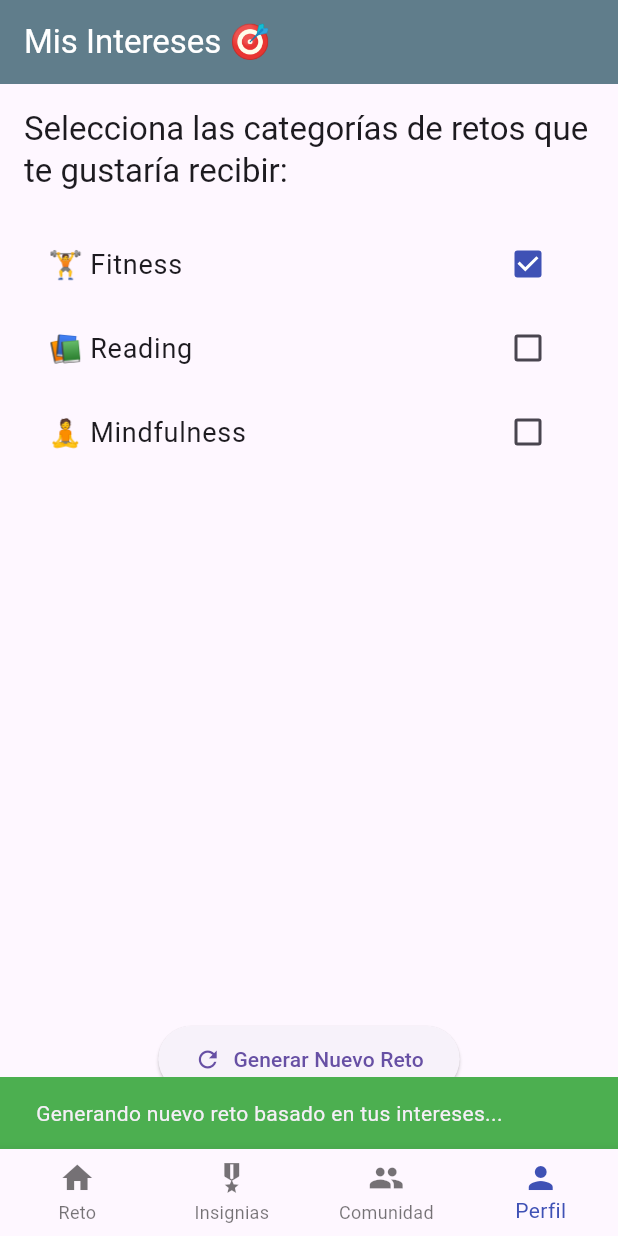
After one commit to JTastico/Retos_Diarios, a Flutter app: the screen it shows after launch, item 4 of the bottom bar chosen, after a tap on "Generar Nuevo Reto", on a phone screen of 412 x 824 dp. The commit adds this screen. Run offline on Flutter 3.47's test engine with Material 3 defaults, Android fonts, the phone set to English and light mode, and no system bars; our stand-ins replace confetti, flutter_svg, google_generative_ai, shared_preferences; accounts and stored records are empty; network calls fail.

Commit message:
cambiar de reto con boton

````diff
--- a/lib/controllers/challenge_controller.dart
+++ b/lib/controllers/challenge_controller.dart
@@ -1,6 +1,5 @@
 // lib/controllers/challenge_controller.dart
 
-import 'dart:math';
 import 'package:flutter/material.dart';
 import 'package:confetti/confetti.dart';
 import '../models/challenge.dart';
@@ -33,9 +32,10 @@ class ChallengeController with ChangeNotifier {
     notifyListeners();
 
     _userProgress = await _storageService.loadUserProgress();
-    _dailyChallenge = await _challengeService.getDailyChallenge();
 
-    // Verificar si el reto de hoy ya fue completado
+    // Pasamos las preferencias del usuario al servicio
+    _dailyChallenge = await _challengeService.getDailyChallenge(_userProgress!.preferredChallengeTypes);
+
     if (_dailyChallenge != null) {
       _isChallengeCompletedToday = _userProgress!.completedChallengeIds.contains(_dailyChallenge!.id);
     }
@@ -44,33 +44,35 @@ class ChallengeController with ChangeNotifier {
     notifyListeners();
   }
 
+  Future<void> updatePreferredTypes(Set<ChallengeType> newTypes) async {
+      if (_userProgress == null) return;
+      _userProgress = UserProgress(
+        completedChallengeIds: _userProgress!.completedChallengeIds,
+        unlockedBadgeIds: _userProgress!.unlockedBadgeIds,
+        preferredChallengeTypes: newTypes,
+      );
+      await _storageService.saveUserProgress(_userProgress!);
+      notifyListeners();
+  }
+
   Future<void> completeChallenge() async {
     if (_dailyChallenge == null || _userProgress == null || _isChallengeCompletedToday) return;
 
-    // Actualizar estado local
     _userProgress!.completedChallengeIds.add(_dailyChallenge!.id);
     _isChallengeCompletedToday = true;
 
-    // Lógica para desbloquear insignias
     _checkAndUnlockBadges();
 
-    // Guardar progreso
     await _storageService.saveUserProgress(_userProgress!);
 
-    // Activar animación
     confettiController.play();
-
-    // Notificar a la UI
     notifyListeners();
   }
 
   void _checkAndUnlockBadges() {
-    // Insignia: Primer reto completado
     if (_userProgress!.completedChallengeIds.length == 1) {
       _userProgress!.unlockedBadgeIds.add('first_challenge');
     }
-
-    // Insignia: Racha de 5 días (lógica simplificada)
     if (_userProgress!.completedChallengeIds.length >= 5) {
        _userProgress!.unlockedBadgeIds.add('five_day_streak');
     }
--- a/lib/main.dart
+++ b/lib/main.dart
@@ -6,6 +6,7 @@ import 'controllers/challenge_controller.dart';
 import 'views/home_screen.dart';
 import 'views/badges_screen.dart';
 import 'views/community_screen.dart';
+import 'views/profile_screen.dart'; // Importamos la nueva pantalla
 
 void main() {
   runApp(
@@ -26,10 +27,12 @@ class RetosDiariosApp extends StatefulWidget {
 class _RetosDiariosAppState extends State<RetosDiariosApp> {
   int _selectedIndex = 0;
 
+  // Añadimos la ProfileScreen a la lista de widgets
   static const List<Widget> _widgetOptions = <Widget>[
     HomeScreen(),
     BadgesScreen(),
     CommunityScreen(),
+    ProfileScreen(), // Nueva pantalla
   ];
 
   void _onItemTapped(int index) {
@@ -52,6 +55,9 @@ class _RetosDiariosAppState extends State<RetosDiariosApp> {
           child: _widgetOptions.elementAt(_selectedIndex),
         ),
         bottomNavigationBar: BottomNavigationBar(
+          // Importante: para más de 3 items, el tipo cambia a shifting por defecto
+          // Lo forzamos a 'fixed' para mantener un diseño consistente.
+          type: BottomNavigationBarType.fixed,
           items: const <BottomNavigationBarItem>[
             BottomNavigationBarItem(
               icon: Icon(Icons.home),
@@ -65,6 +71,10 @@ class _RetosDiariosAppState extends State<RetosDiariosApp> {
               icon: Icon(Icons.people),
               label: 'Comunidad',
             ),
+             BottomNavigationBarItem( // Nuevo item de navegación
+              icon: Icon(Icons.person),
+              label: 'Perfil',
+            ),
           ],
           currentIndex: _selectedIndex,
           selectedItemColor: Colors.indigo,
--- a/lib/models/user_progress.dart
+++ b/lib/models/user_progress.dart
@@ -1,11 +1,15 @@
 // lib/models/user_progress.dart
+
+import 'challenge.dart';
 
 class UserProgress {
   final Set<String> completedChallengeIds;
   final Set<String> unlockedBadgeIds;
+  final Set<ChallengeType> preferredChallengeTypes;
 
   UserProgress({
     required this.completedChallengeIds,
     required this.unlockedBadgeIds,
+    required this.preferredChallengeTypes,
   });
 }
--- a/lib/services/challenge_service.dart
+++ b/lib/services/challenge_service.dart
@@ -1,25 +1,70 @@
 // lib/services/challenge_service.dart
 
 import 'dart:convert';
+import 'package:google_generative_ai/google_generative_ai.dart';
 import '../models/challenge.dart';
+import '../config.dart'; // Importamos nuestra API Key
 
-// Simula una llamada a una API
 class ChallengeService {
-  Future<Challenge> getDailyChallenge() async {
-    // Simulamos un retraso de red
-    await Future.delayed(const Duration(seconds: 1));
+  // Modelo de Gemini a utilizar
+  final _model = GenerativeModel(model: 'gemini-1.5-flash', apiKey: geminiApiKey);
 
-    // En una app real, esto vendría de una petición HTTP (ej: http.get(...))
-    // Usamos datos falsos para el ejemplo.
+  Future<Challenge> getDailyChallenge(Set<ChallengeType> preferredTypes) async {
     final today = DateTime.now();
-    final mockResponse = {
-      "id": "challenge_${today.year}_${today.month}_${today.day}",
-      "title": "Reto de Lectura 📖",
-      "description": "Lee 20 páginas de cualquier libro. ¡Alimenta tu mente y expande tus horizontes!",
-      "type": "reading",
-      "date": today.toIso8601String(),
-    };
+    try {
+      // 1. Crear el prompt para Gemini
+      final preferredTypesString = preferredTypes.map((e) => e.name).join(', ');
+      final prompt = """
+      Genera un único reto creativo y motivador para un usuario interesado en las siguientes categorías: $preferredTypesString.
+      El reto debe ser realizable en un solo día.
+      Proporciona la respuesta exclusivamente como un objeto JSON válido con las siguientes claves:
+      - "title": un título corto y pegadizo que incluya un emoji apropiado.
+      - "description": una descripción de 1 a 2 frases.
+      - "type": una de las siguientes cadenas de texto que corresponda a la categoría del reto: 'fitness', 'reading', 'mindfulness'.
 
-    return Challenge.fromJson(mockResponse);
+      No incluyas texto adicional ni formato markdown fuera del objeto JSON.
+      Ejemplo de respuesta:
+      {
+        "title": "Paseo Consciente 🌳",
+        "description": "Realiza una caminata de 15 minutos prestando total atención a tu entorno, los sonidos y tu respiración.",
+        "type": "mindfulness"
+      }
+      """;
+
+      // 2. Realizar la llamada a la API
+      final response = await _model.generateContent([Content.text(prompt)]);
+
+      // 3. Limpiar y decodificar la respuesta JSON
+      final cleanedResponse = response.text!.replaceAll('```json', '').replaceAll('```', '').trim();
+      final jsonResponse = jsonDecode(cleanedResponse);
+
+      // 4. Crear el objeto Challenge a partir de la respuesta
+      return Challenge(
+        id: "challenge_${today.year}_${today.month}_${today.day}",
+        title: jsonResponse['title'] ?? 'Reto Misterioso',
+        description: jsonResponse['description'] ?? 'Hoy, sorpréndete a ti mismo.',
+        type: ChallengeType.values.firstWhere(
+          (e) => e.name == jsonResponse['type'],
+          orElse: () => preferredTypes.first, // Fallback al primer tipo preferido
+        ),
+        date: today,
+      );
+
+    } catch (e) {
+      // Si la API falla, devolver un reto de fallback
+      print('Error al llamar a la API de Gemini: $e');
+      return _getFallbackChallenge(today, preferredTypes.first);
+    }
+  }
+
+  // Reto de emergencia si la API falla
+  Challenge _getFallbackChallenge(DateTime date, ChallengeType type) {
+    return Challenge(
+      id: "fallback_${date.year}_${date.month}_${date.day}",
+      title: "Reto de Respaldo ⚙️",
+      description: "La conexión con nuestro generador de retos falló. ¡Intenta meditar por 5 minutos y vuelve a intentarlo más tarde!",
+      type: type,
+      date: date,
+    );
   }
 }
--- a/lib/services/storage_service.dart
+++ b/lib/services/storage_service.dart
@@ -2,24 +2,43 @@
 
 import 'package:shared_preferences/shared_preferences.dart';
 import '../models/user_progress.dart';
+import '../models/challenge.dart';
 
 class StorageService {
   static const _completedKey = 'completed_challenges';
   static const _badgesKey = 'unlocked_badges';
+  static const _prefsKey = 'preferred_types';
 
   Future<void> saveUserProgress(UserProgress progress) async {
     final prefs = await SharedPreferences.getInstance();
     await prefs.setStringList(_completedKey, progress.completedChallengeIds.toList());
     await prefs.setStringList(_badgesKey, progress.unlockedBadgeIds.toList());
+
+    // Guardar las preferencias como una lista de strings
+    final prefStrings = progress.preferredChallengeTypes.map((e) => e.name).toList();
+    await prefs.setStringList(_prefsKey, prefStrings);
   }
 
   Future<UserProgress> loadUserProgress() async {
     final prefs = await SharedPreferences.getInstance();
     final completed = prefs.getStringList(_completedKey) ?? [];
     final badges = prefs.getStringList(_badgesKey) ?? [];
+    final prefStrings = prefs.getStringList(_prefsKey) ?? [];
+
+    // Cargar las preferencias y convertirlas de string a ChallengeType
+    final preferences = prefStrings.map((name) {
+      return ChallengeType.values.firstWhere((e) => e.name == name, orElse: () => ChallengeType.fitness);
+    }).toSet();
+
+    // Si no hay preferencias guardadas, se añade una por defecto.
+    if (preferences.isEmpty) {
+        preferences.add(ChallengeType.fitness);
+    }
+
     return UserProgress(
       completedChallengeIds: completed.toSet(),
       unlockedBadgeIds: badges.toSet(),
+      preferredChallengeTypes: preferences,
     );
   }
 }
--- a/lib/views/home_screen.dart
+++ b/lib/views/home_screen.dart
@@ -1,6 +1,5 @@
 // lib/views/home_screen.dart
 
-import 'dart:math';
 import 'package:flutter/material.dart';
 import 'package:provider/provider.dart';
 import 'package:confetti/confetti.dart';
@@ -11,6 +10,7 @@ class HomeScreen extends StatelessWidget {
 
   @override
   Widget build(BuildContext context) {
+    // Escuchamos el controlador usando Provider
     final controller = Provider.of<ChallengeController>(context);
 
     return Scaffold(
@@ -18,15 +18,42 @@ class HomeScreen extends StatelessWidget {
         title: const Text('Reto del Día 💪'),
         backgroundColor: Colors.indigo,
         foregroundColor: Colors.white,
+        actions: [
+          // --- INICIO DEL CÓDIGO AÑADIDO ---
+          // Botón para refrescar y obtener un nuevo reto
+          // Se deshabilita mientras está cargando para evitar múltiples peticiones
+          IconButton(
+            icon: const Icon(Icons.refresh),
+            onPressed: controller.isLoading
+                ? null // Si está cargando, el botón no hace nada
+                : () {
+                    // Muestra una notificación temporal
+                    ScaffoldMessenger.of(context).showSnackBar(
+                      const SnackBar(
+                        content: Text('Buscando un nuevo reto...'),
+                        backgroundColor: Colors.blueAccent,
+                        duration: Duration(seconds: 1),
+                      ),
+                    );
+                    // Llama a la función para cargar un nuevo reto
+                    controller.loadInitialData();
+                  },
+            tooltip: 'Obtener otro reto',
+          ),
+          // --- FIN DEL CÓDIGO AÑADIDO ---
+        ],
       ),
       body: Stack(
         alignment: Alignment.topCenter,
         children: [
           Center(
+            // Si está cargando, muestra una rueda de progreso
             child: controller.isLoading
                 ? const CircularProgressIndicator()
+                // Si no hay reto (por un error), muestra un mensaje
                 : controller.dailyChallenge == null
                     ? const Text('No se pudo cargar el reto.')
+                    // Si todo está bien, muestra la tarjeta del reto
                     : Padding(
                         padding: const EdgeInsets.all(16.0),
                         child: Column(
@@ -65,9 +92,10 @@ class HomeScreen extends StatelessWidget {
                               ),
                             ),
                             const SizedBox(height: 30),
+                            // Botón para marcar el reto como completado
                             ElevatedButton.icon(
                               onPressed: controller.isChallengeCompletedToday
-                                  ? null
+                                  ? null // Deshabilitado si ya se completó
                                   : () => controller.completeChallenge(),
                               icon: Icon(controller.isChallengeCompletedToday
                                   ? Icons.check_circle
@@ -87,7 +115,7 @@ class HomeScreen extends StatelessWidget {
                         ),
                       ),
           ),
-          // Widget de Confetti
+          // Widget para la animación de confeti
           ConfettiWidget(
             confettiController: controller.confettiController,
             blastDirectionality: BlastDirectionality.explosive,
--- /dev/null
+++ b/lib/views/profile_screen.dart
@@ -0,0 +1,106 @@
+// lib/views/profile_screen.dart
+
+import 'package:flutter/material.dart';
+import 'package:provider/provider.dart';
+import '../controllers/challenge_controller.dart';
+import '../models/challenge.dart';
+
+class ProfileScreen extends StatelessWidget {
+  const ProfileScreen({super.key});
+
+  @override
+  Widget build(BuildContext context) {
+    // Usamos Consumer para reconstruir solo la parte necesaria cuando cambian los datos
+    return Consumer<ChallengeController>(
+      builder: (context, controller, child) {
+        final currentPrefs = controller.userProgress?.preferredChallengeTypes ?? {};
+
+        return Scaffold(
+          appBar: AppBar(
+            title: const Text('Mis Intereses 🎯'),
+            backgroundColor: Colors.blueGrey,
+            foregroundColor: Colors.white,
+          ),
+          body: controller.isLoading
+              ? const Center(child: CircularProgressIndicator())
+              : Padding(
+                  padding: const EdgeInsets.all(16.0),
+                  child: Column(
+                    crossAxisAlignment: CrossAxisAlignment.start,
+                    children: [
+                      Text(
+                        'Selecciona las categorías de retos que te gustaría recibir:',
+                        style: Theme.of(context).textTheme.titleLarge,
+                      ),
+                      const SizedBox(height: 20),
+                      // Generamos una lista de Checkbox para cada tipo de reto
+                      ...ChallengeType.values.map((type) {
+                        return CheckboxListTile(
+                          title: Text(
+                            '${_getEmojiForType(type)} ${type.name[0].toUpperCase()}${type.name.substring(1)}',
+                            style: const TextStyle(fontSize: 18),
+                          ),
+                          value: currentPrefs.contains(type),
+                          onChanged: (bool? isSelected) {
+                            if (isSelected == null) return;
+
+                            Set<ChallengeType> newPrefs = Set.from(currentPrefs);
+                            if (isSelected) {
+                              newPrefs.add(type);
+                            } else {
+                              // Evitar que el usuario deseleccione la última opción
+                              if (newPrefs.length > 1) {
+                                newPrefs.remove(type);
+                              } else {
+                                ScaffoldMessenger.of(context).showSnackBar(
+                                  const SnackBar(
+                                    content: Text('Debes tener al menos una categoría seleccionada.'),
+                                    backgroundColor: Colors.red,
+                                  ),
+                                );
+                              }
+                            }
+                            controller.updatePreferredTypes(newPrefs);
+                          },
+                          activeColor: Colors.indigo,
+                        );
+                      }).toList(),
+                       const Spacer(),
+                       Center(
+                         child: ElevatedButton.icon(
+                            icon: const Icon(Icons.refresh),
+                            label: const Text('Generar Nuevo Reto'),
+                            onPressed: () {
+                              controller.loadInitialData(); // Vuelve a cargar los datos
+                               ScaffoldMessenger.of(context).showSnackBar(
+                                  const SnackBar(
+                                    content: Text('Generando nuevo reto basado en tus intereses...'),
+                                    backgroundColor: Colors.green,
+                                  ),
+                                );
+                            },
+                            style: ElevatedButton.styleFrom(
+                              padding: const EdgeInsets.symmetric(horizontal: 24, vertical: 12)
+                            ),
+                          ),
+                       ),
+                       const SizedBox(height: 20),
+                    ],
+                  ),
+                ),
+        );
+      },
+    );
+  }
+
+  String _getEmojiForType(ChallengeType type) {
+    switch (type) {
+      case ChallengeType.fitness:
+        return '🏋️';
+      case ChallengeType.reading:
+        return '📚';
+      case ChallengeType.mindfulness:
+        return '🧘';
+    }
+  }
+}
--- a/pubspec.yaml
+++ b/pubspec.yaml
@@ -17,6 +17,7 @@ dependencies:
   shared_preferences: ^2.2.3
   confetti: ^0.7.0
   flutter_svg: ^2.0.10+1
+  google_generative_ai: ^0.4.7
 
 dev_dependencies:
   flutter_test:
````
Also changed, not shown: pubspec.lock, 1 other file.
